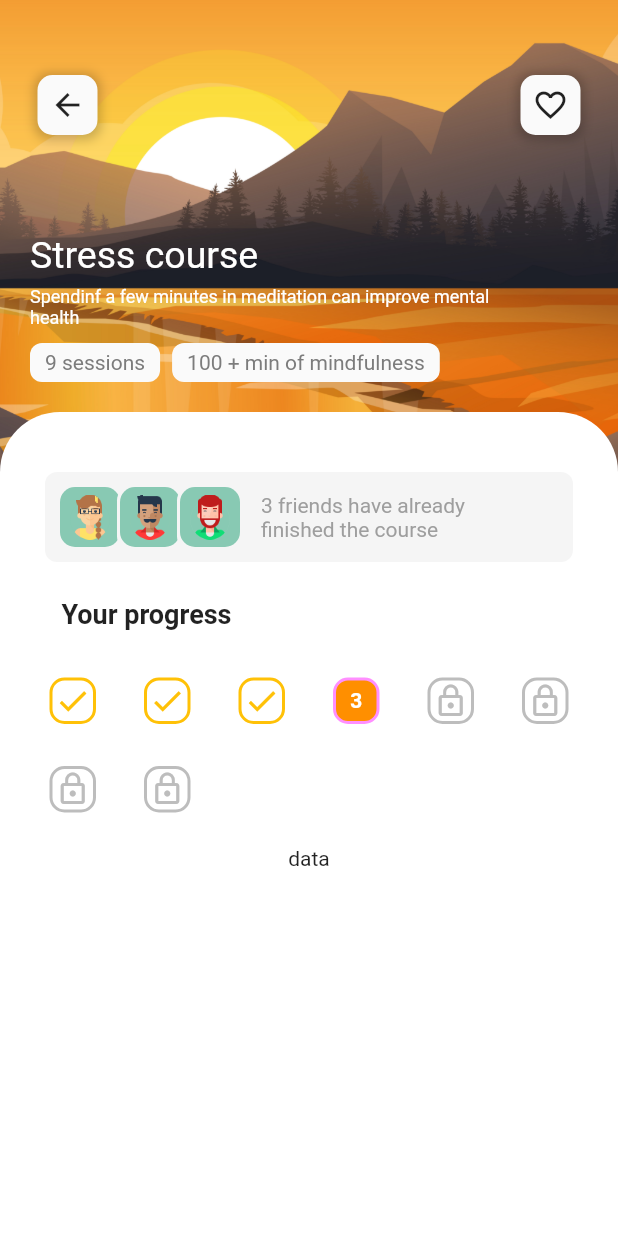
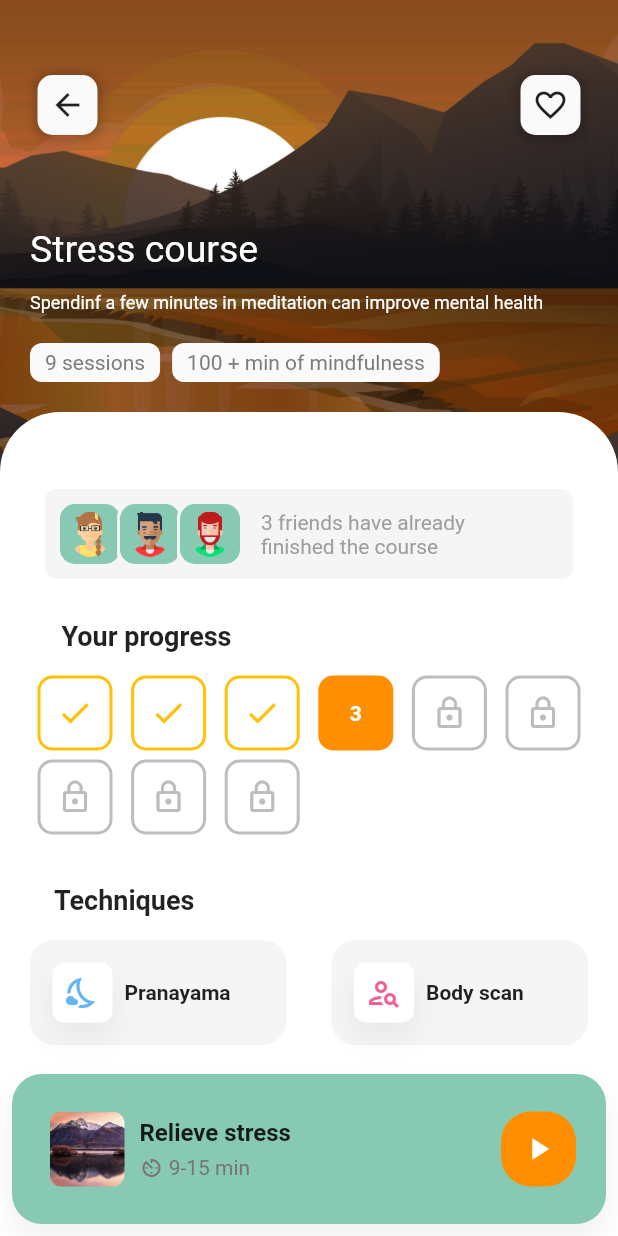
Before and after one commit to Xidashuaige/screen_design, a Flutter app: the screen it shows after launch, on a phone screen of 412 x 824 dp. Run offline on Flutter 3.47's test engine with Material 2 defaults, Android fonts, the phone set to English and light mode, and no system bars.

Commit message:
project done

```diff
--- a/lib/main.dart
+++ b/lib/main.dart
@@ -1,6 +1,7 @@
 import 'package:flutter/material.dart';
 import 'package:screen_design/model/product.dart';
 import 'package:screen_design/screens/my_demo_sreen.dart';
+import 'package:screen_design/widgets/lower_context/tecnique_info.dart';
 
 void main() {
   runApp(const MyApp());
@@ -25,6 +26,24 @@ class MyApp extends StatelessWidget {
           friendIcon3: "assets/icon03.png",
           tag1: "9 sessions",
           tag2: "100 + min of mindfulness",
+          progressCount: 9,
+          progressCompleted: 3,
+          techniqueInfo1: TechniqueInfo(
+            text: "Pranayama",
+            contextIcon: Icon(
+              Icons.nights_stay_outlined,
+              color: Colors.blue[300],
+            ),
+          ),
+          techniqueInfo2: TechniqueInfo(
+            text: "Body scan",
+            contextIcon: Icon(
+              Icons.person_search_outlined,
+              color: Colors.pink[300],
+            ),
+          ),
+          landscapePath: "assets/landscape.jpg",
+          relieveTime: " 9-15 min",
         ),
       ),
     );
--- a/lib/model/product.dart
+++ b/lib/model/product.dart
@@ -1,4 +1,5 @@
-import 'dart:ui';
+import 'package:flutter/material.dart';
+import 'package:screen_design/widgets/lower_context/tecnique_info.dart';
 
 class Variant {
   String name;
@@ -21,6 +22,18 @@ class Product {
   final String friendIcon3;
   final String tag1;
   final String tag2;
+
+  // For ProgressArea
+  final int progressCount;
+  final int progressCompleted;
+
+  // For TechniquesArea
+  final TechniqueInfo techniqueInfo1;
+  final TechniqueInfo techniqueInfo2;
+
+  // For RelieveStressArea
+  final String landscapePath;
+  final String relieveTime;
   /*
   String imageAsset;
   String description;
@@ -37,12 +50,11 @@ class Product {
     required this.friendIcon3,
     required this.tag1,
     required this.tag2,
-    /*
-    required this.imageAsset,
-    required this.description,
-    required this.price,
-    this.variants = const [],
-    this.features = const [],
-    */
+    required this.progressCount,
+    required this.progressCompleted,
+    required this.techniqueInfo1,
+    required this.techniqueInfo2,
+    required this.landscapePath,
+    required this.relieveTime,
   });
 }
--- a/lib/widgets/lower_context/lower_info.dart
+++ b/lib/widgets/lower_context/lower_info.dart
@@ -2,6 +2,8 @@ import 'package:flutter/material.dart';
 import 'package:screen_design/model/product.dart';
 import 'package:screen_design/widgets/lower_context/friend_info.dart';
 import 'package:screen_design/widgets/lower_context/progress_area.dart';
+import 'package:screen_design/widgets/lower_context/relieve_stress_area.dart';
+import 'package:screen_design/widgets/lower_context/techniques_area.dart';
 
 class LowerInfo extends StatelessWidget {
   const LowerInfo({
@@ -24,6 +26,7 @@ class LowerInfo extends StatelessWidget {
       ),
       child: Column(
         mainAxisSize: MainAxisSize.min,
+        mainAxisAlignment: MainAxisAlignment.spaceBetween,
         children: [
           // Space border
           const SizedBox(
@@ -36,11 +39,18 @@ class LowerInfo extends StatelessWidget {
 
           ProgressArea(
             screenSize: screenSize,
-            progressCount: 8,
-            completed: 3,
+            product: product,
           ),
 
-          Text("data"),
+          TechniquesArea(
+            screenSize: screenSize,
+            product: product,
+          ),
+
+          RelieveStressArea(
+            screenSize: screenSize,
+            product: product,
+          )
         ],
       ),
     );
--- a/lib/widgets/lower_context/progress.dart
+++ b/lib/widgets/lower_context/progress.dart
@@ -4,6 +4,7 @@ enum ProgressState {
   unlocked,
   stay,
   lock,
+  unknow,
 }
 
 class Progress extends StatelessWidget {
@@ -11,24 +12,32 @@ class Progress extends StatelessWidget {
     Key? key,
     required this.state,
     required this.count,
+    required this.progressSize,
   }) : super(key: key);
 
+  final Size progressSize;
   final ProgressState state;
   final int count;
 
   @override
   Widget build(BuildContext context) {
     return Padding(
-      padding: const EdgeInsets.all(8.0),
+      padding: const EdgeInsets.only(
+        bottom: 6,
+      ),
       child: Container(
+        height: progressSize.width > 50 ? 50 : progressSize.width,
+        width: progressSize.height > 50 ? 50 : progressSize.height,
         // background
-        decoration: BoxDecoration(
+        decoration: state == ProgressState.unknow
+            ? null
+            : BoxDecoration(
                 border: Border.all(
                   width: 2,
                   color: state == ProgressState.unlocked
                       ? Colors.amber
                       : state == ProgressState.stay
-                    ? const Color.fromARGB(255, 255, 143, 255)
+                          ? const Color.fromARGB(255, 255, 143, 0)
                           : const Color.fromARGB(255, 189, 189, 189),
                 ),
                 color: state == ProgressState.stay ? Colors.amber[800] : null,
@@ -38,7 +47,9 @@ class Progress extends StatelessWidget {
               ),
 
         // Icon/number
-        child: state == ProgressState.unlocked
+        child: state == ProgressState.unknow
+            ? null
+            : state == ProgressState.unlocked
                 ? const Icon(
                     Icons.done,
                     color: Colors.amber,
--- a/lib/widgets/lower_context/progress_area.dart
+++ b/lib/widgets/lower_context/progress_area.dart
@@ -1,52 +1,58 @@
 import 'package:flutter/material.dart';
+import 'package:screen_design/model/product.dart';
 import 'package:screen_design/widgets/lower_context/progress.dart';
+import 'package:screen_design/widgets/lower_context/subtitle.dart';
 
 class ProgressArea extends StatelessWidget {
   const ProgressArea({
     Key? key,
     required this.screenSize,
-    required this.progressCount,
-    required this.completed,
+    required this.product,
   }) : super(key: key);
 
   final Size screenSize;
-  final int progressCount;
-  final int completed;
+  final Product product;
 
   @override
   Widget build(BuildContext context) {
+    final int progressColum = (product.progressCount / 6).ceil();
+
     return Column(
       crossAxisAlignment: CrossAxisAlignment.start,
       children: [
-        const Padding(
-          padding: EdgeInsets.symmetric(
-            vertical: 24,
-            horizontal: 16,
-          ),
-          child: Text(
-            "Your progress",
-            style: TextStyle(
-              fontSize: 18,
-              fontWeight: FontWeight.bold,
-            ),
-          ),
+        // Text
+        const SubTitle(
+          text: "Your progress",
         ),
+
+        // Progress
         SizedBox(
           width: screenSize.width - 50,
-          height: (screenSize.width - 50) / 6 * 2,
-          child: GridView.count(
-            crossAxisCount: 6,
-            crossAxisSpacing: 16,
-            mainAxisSpacing: 12,
+          child: Column(
+            mainAxisAlignment: MainAxisAlignment.spaceBetween,
             children: [
-              for (int i = 0; i < progressCount; i++)
-                Progress(
-                  state: completed < i
-                      ? ProgressState.lock
-                      : completed == i
-                          ? ProgressState.stay
-                          : ProgressState.unlocked,
-                  count: i,
+              for (int i = 0, counter = 0;
+                  i < progressColum && counter < product.progressCount;
+                  i++)
+                Row(
+                  mainAxisAlignment: MainAxisAlignment.spaceBetween,
+                  children: [
+                    for (int i = 0; i < 6; i++, counter++)
+                      Progress(
+                        state: counter >= product.progressCount
+                            ? ProgressState.unknow
+                            : product.progressCompleted > counter
+                                ? ProgressState.unlocked
+                                : product.progressCompleted == counter
+                                    ? ProgressState.stay
+                                    : ProgressState.lock,
+                        count: i,
+                        progressSize: Size(
+                          (screenSize.width - 90) / 6,
+                          (screenSize.width - 90) / 6,
+                        ),
+                      ),
+                  ],
                 ),
             ],
           ),
--- /dev/null
+++ b/lib/widgets/lower_context/relieve_stress_area.dart
@@ -0,0 +1,126 @@
+import 'package:flutter/material.dart';
+import 'package:screen_design/model/product.dart';
+
+class RelieveStressArea extends StatelessWidget {
+  const RelieveStressArea({
+    Key? key,
+    required this.screenSize,
+    required this.product,
+  }) : super(key: key);
+
+  final Size screenSize;
+  final Product product;
+
+  @override
+  Widget build(BuildContext context) {
+    return Padding(
+      padding: const EdgeInsets.all(8.0),
+      child: Stack(
+        children: [
+          // background
+          Container(
+            width: screenSize.width - 10,
+            height: 100,
+            decoration: BoxDecoration(
+              boxShadow: [
+                BoxShadow(
+                  color: Colors.black.withOpacity(0.05),
+                  spreadRadius: 1,
+                  blurRadius: 15,
+                  offset: const Offset(0, 10), // changes position of shadow
+                ),
+              ],
+              color: const Color.fromARGB(255, 136, 201, 179),
+              borderRadius: const BorderRadius.all(
+                Radius.circular(20),
+              ),
+            ),
+          ),
+
+          // context
+          Padding(
+            padding: const EdgeInsets.all(25.0),
+            child: Row(
+              children: [
+                // image
+                Container(
+                  width: 50,
+                  height: 50,
+                  decoration: BoxDecoration(
+                    borderRadius: const BorderRadius.all(
+                      Radius.circular(8),
+                    ),
+                    image: DecorationImage(
+                      image: AssetImage(product.landscapePath),
+                      fit: BoxFit.cover,
+                    ),
+                  ),
+                ),
+                const SizedBox(
+                  width: 10,
+                ),
+
+                // description
+                Column(
+                  crossAxisAlignment: CrossAxisAlignment.start,
+                  children: [
+                    const Text(
+                      "Relieve stress",
+                      style: TextStyle(
+                        fontWeight: FontWeight.bold,
+                        fontSize: 16,
+                      ),
+                    ),
+                    const SizedBox(
+                      height: 6,
+                    ),
+                    // Time
+                    Row(
+                      children: [
+                        Icon(
+                          Icons.av_timer,
+                          color: Colors.grey[600],
+                          size: 16,
+                        ),
+                        Text(
+                          product.relieveTime,
+                          style: TextStyle(
+                            color: Colors.grey[600],
+                          ),
+                        ),
+                      ],
+                    ),
+                  ],
+                ),
+              ],
+            ),
+          ),
+
+          Align(
+            alignment: Alignment.centerRight,
+            child: Padding(
+              padding: const EdgeInsets.symmetric(
+                vertical: 25,
+                horizontal: 20,
+              ),
+              child: Container(
+                width: 50,
+                height: 50,
+                decoration: BoxDecoration(
+                  color: Colors.amber[800],
+                  borderRadius: const BorderRadius.all(
+                    Radius.circular(20),
+                  ),
+                ),
+                child: const Icon(
+                  Icons.play_arrow,
+                  color: Colors.white,
+                ),
+              ),
+            ),
+          ),
+        ],
+      ),
+    );
+  }
+}
--- /dev/null
+++ b/lib/widgets/lower_context/subtitle.dart
@@ -0,0 +1,27 @@
+import 'package:flutter/material.dart';
+
+class SubTitle extends StatelessWidget {
+  const SubTitle({
+    Key? key,
+    required this.text,
+  }) : super(key: key);
+
+  final String text;
+
+  @override
+  Widget build(BuildContext context) {
+    return Padding(
+      padding: const EdgeInsets.symmetric(
+        vertical: 16,
+        horizontal: 16,
+      ),
+      child: Text(
+        text,
+        style: const TextStyle(
+          fontSize: 18,
+          fontWeight: FontWeight.bold,
+        ),
+      ),
+    );
+  }
+}
--- /dev/null
+++ b/lib/widgets/lower_context/techniques_area.dart
@@ -0,0 +1,34 @@
+import 'package:flutter/material.dart';
+import 'package:screen_design/model/product.dart';
+import 'package:screen_design/widgets/lower_context/subtitle.dart';
+
+class TechniquesArea extends StatelessWidget {
+  const TechniquesArea({
+    Key? key,
+    required this.screenSize,
+    required this.product,
+  }) : super(key: key);
+
+  final Size screenSize;
+  final Product product;
+
+  @override
+  Widget build(BuildContext context) {
+    return Column(
+      crossAxisAlignment: CrossAxisAlignment.start,
+      children: [
+        const SubTitle(text: "Techniques"),
+        SizedBox(
+          width: screenSize.width - 40,
+          child: Row(
+            mainAxisAlignment: MainAxisAlignment.spaceBetween,
+            children: [
+              product.techniqueInfo1,
+              product.techniqueInfo2,
+            ],
+          ),
+        ),
+      ],
+    );
+  }
+}
--- /dev/null
+++ b/lib/widgets/lower_context/tecnique_info.dart
@@ -0,0 +1,68 @@
+import 'package:flutter/material.dart';
+
+class TechniqueInfo extends StatelessWidget {
+  const TechniqueInfo({
+    Key? key,
+    required this.contextIcon,
+    required this.text,
+  }) : super(key: key);
+
+  final Icon contextIcon;
+  final String text;
+
+  @override
+  Widget build(BuildContext context) {
+    final screenSize = MediaQuery.of(context).size;
+    return Stack(
+      children: [
+        Container(
+          width: (screenSize.width - 70) / 2 > 200
+              ? 200
+              : (screenSize.width - 70) / 2,
+          height: 70,
+          decoration: BoxDecoration(
+            color: Colors.grey[100],
+            borderRadius: const BorderRadius.all(
+              Radius.circular(16),
+            ),
+          ),
+        ),
+        Padding(
+          padding: const EdgeInsets.all(15.0),
+          child: Row(
+            children: [
+              Container(
+                  width: 40,
+                  height: 40,
+                  decoration: BoxDecoration(
+                    boxShadow: [
+                      BoxShadow(
+                        color: Colors.black.withOpacity(0.05),
+                        spreadRadius: 1,
+                        blurRadius: 15,
+                        offset:
+                            const Offset(0, 10), // changes position of shadow
+                      ),
+                    ],
+                    color: Colors.white,
+                    borderRadius: const BorderRadius.all(
+                      Radius.circular(8),
+                    ),
+                  ),
+                  child: contextIcon),
+              const SizedBox(
+                width: 8,
+              ),
+              Text(
+                text,
+                style: const TextStyle(
+                  fontWeight: FontWeight.bold,
+                ),
+              )
+            ],
+          ),
+        ),
+      ],
+    );
+  }
+}
--- a/lib/widgets/upper_context/description.dart
+++ b/lib/widgets/upper_context/description.dart
@@ -7,15 +7,7 @@ class Description extends StatelessWidget {
 
   @override
   Widget build(BuildContext context) {
-    return Container(
-      padding: const EdgeInsets.symmetric(
-        vertical: 10,
-      ),
-      child: Padding(
-        padding: const EdgeInsets.only(
-          right: 40,
-        ),
-        child: Column(
+    return Column(
       crossAxisAlignment: CrossAxisAlignment.start,
       children: const [
         Text(
@@ -26,7 +18,7 @@ class Description extends StatelessWidget {
           ),
         ),
         SizedBox(
-              height: 6,
+          height: 14,
         ),
         Text(
           "Spendinf a few minutes in meditation can improve mental health",
@@ -36,8 +28,6 @@ class Description extends StatelessWidget {
           ),
         ),
       ],
-        ),
-      ),
     );
   }
 }
--- a/lib/widgets/upper_context/upper_info.dart
+++ b/lib/widgets/upper_context/upper_info.dart
@@ -20,12 +20,14 @@ class UpperInfo extends StatelessWidget {
         Container(
           padding: const EdgeInsets.all(20),
           child: Column(
-            mainAxisSize: MainAxisSize.max,
             mainAxisAlignment: MainAxisAlignment.end,
             crossAxisAlignment: CrossAxisAlignment.start,
             children: [
               // Description
               const Description(),
+              const SizedBox(
+                height: 20,
+              ),
               // Tags
               Row(
                 children: [
```
Also changed, not shown: assets/Chrome.png (added), assets/Chrome02.png (added), assets/Huawei Nova9.jpg (added), assets/Pixel 4.png (added), assets/background.jpg, assets/landscape.jpg (added), assets/source.png (renamed from assets/Mobile design.png). Lines whose indentation alone changed are shown as unchanged.
